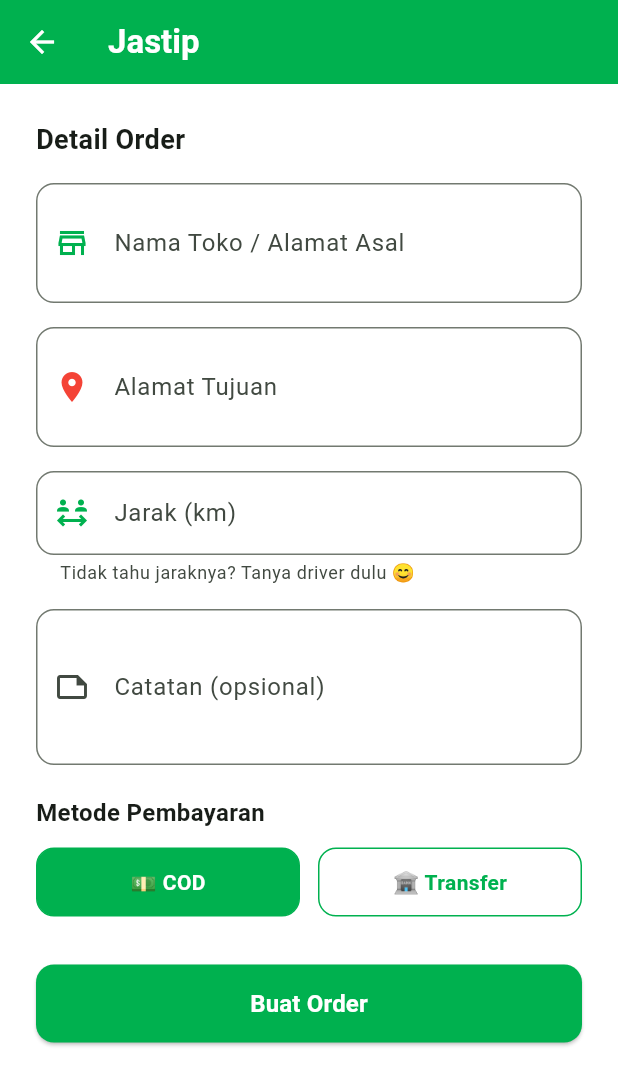
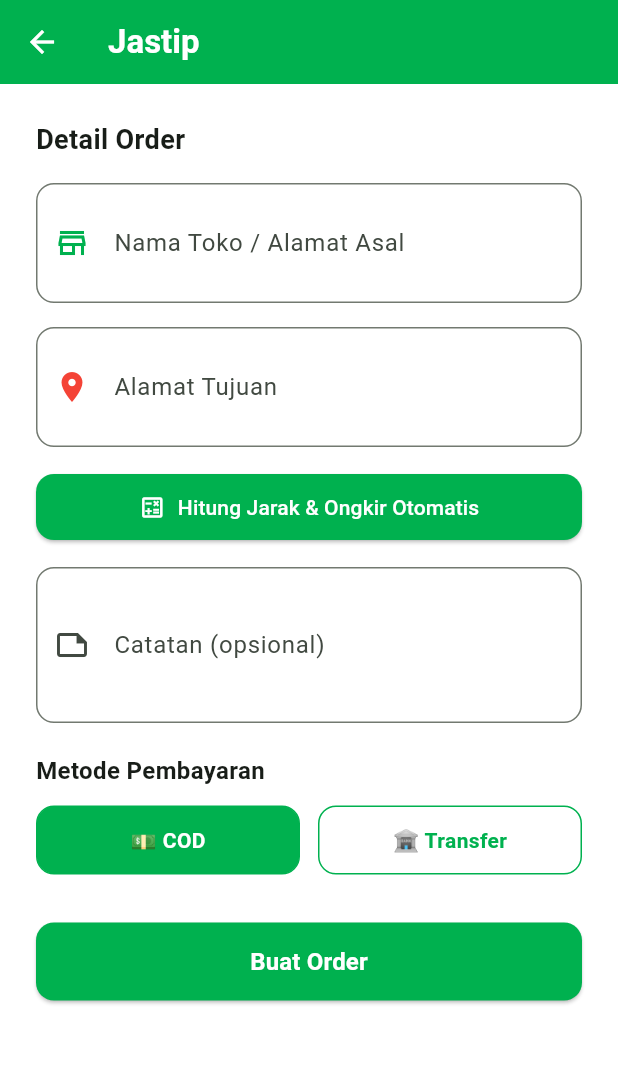
Before and after one commit to Darmi123/titipin, a Flutter app: the OrderPage screen opened directly, on a phone screen of 412 x 824 dp. Shown: the top 1085 px of the screen. Run offline on Flutter 3.47's test engine with Material 3 defaults, Android fonts, the phone set to English and light mode, and no system bars; our stand-ins replace supabase_flutter; accounts and stored records are empty.

Commit message:
Add fitur jarak otomatis

```diff
--- a/titipin_app/lib/order_page.dart
+++ b/titipin_app/lib/order_page.dart
@@ -1,6 +1,7 @@
 import 'package:flutter/material.dart';
 import 'package:supabase_flutter/supabase_flutter.dart';
 import 'notif_service.dart';
+import 'jarak_service.dart';
 
 class OrderPage extends StatefulWidget {
   final String jenisOrder;
@@ -15,12 +16,13 @@ class _OrderPageState extends State<OrderPage> {
   late TextEditingController _alamatAsalController;
   final _alamatTujuanController = TextEditingController();
   final _catatanController = TextEditingController();
-  final _jarakController = TextEditingController();
   String _metodeBayar = 'cod';
   bool _isLoading = false;
+  bool _isHitungJarak = false;
   double _jarak = 0;
   double _ongkir = 0;
   double _jasaTitip = 2000;
+  String _errorJarak = '';
 
   String get _judulOrder {
     switch (widget.jenisOrder) {
@@ -36,15 +38,38 @@ class _OrderPageState extends State<OrderPage> {
   void initState() {
     super.initState();
     _alamatAsalController = TextEditingController(text: widget.namaTokoAwal ?? '');
-    _jarakController.addListener(_hitungOngkir);
   }
 
-  void _hitungOngkir() {
-    final jarak = double.tryParse(_jarakController.text) ?? 0;
+  Future<void> _hitungJarak() async {
+    if (_alamatAsalController.text.isEmpty || _alamatTujuanController.text.isEmpty) {
+      ScaffoldMessenger.of(context).showSnackBar(
+        const SnackBar(content: Text('Isi alamat asal dan tujuan dulu!'), backgroundColor: Colors.red),
+      );
+      return;
+    }
+
     setState(() {
-      _jarak = jarak;
-      _ongkir = jarak * 2500 + 2000;
+      _isHitungJarak = true;
+      _errorJarak = '';
     });
+
+    final hasil = await JarakService.hitungJarak(
+      alamatAsal: _alamatAsalController.text.trim(),
+      alamatTujuan: _alamatTujuanController.text.trim(),
+    );
+
+    if (hasil.containsKey('error')) {
+      setState(() {
+        _errorJarak = hasil['error'];
+        _isHitungJarak = false;
+      });
+    } else {
+      setState(() {
+        _jarak = hasil['jarak_km'];
+        _ongkir = hasil['ongkir'];
+        _isHitungJarak = false;
+      });
+    }
   }
 
   Future<void> _buatOrder() async {
@@ -65,7 +90,7 @@ class _OrderPageState extends State<OrderPage> {
         'jarak_km': _jarak,
         'catatan': _catatanController.text.trim(),
         'metode_bayar': _metodeBayar,
-        'total_biaya': _ongkir + _jasaTitip,
+        'total_biaya': _jarak > 0 ? _ongkir + _jasaTitip : null,
         'status': 'menunggu',
       });
       await NotifService.kirimNotifDriver(
@@ -74,7 +99,7 @@ class _OrderPageState extends State<OrderPage> {
         alamatAsal: _alamatAsalController.text.trim(),
         alamatTujuan: _alamatTujuanController.text.trim(),
         metodeBayar: _metodeBayar,
-        totalBiaya: _ongkir + _jasaTitip,
+        totalBiaya: _jarak > 0 ? _ongkir + _jasaTitip : 0,
       );
       if (mounted) {
         ScaffoldMessenger.of(context).showSnackBar(
@@ -130,34 +155,47 @@ class _OrderPageState extends State<OrderPage> {
               maxLines: 2,
               decoration: InputDecoration(
                 labelText: 'Alamat Tujuan',
+                hintText: 'Contoh: Desa Bojong RT 01 RW 02',
                 prefixIcon: const Icon(Icons.location_on, color: Colors.red),
                 border: OutlineInputBorder(borderRadius: BorderRadius.circular(12)),
               ),
             ),
             const SizedBox(height: 16),
-            TextField(
-              controller: _jarakController,
-              keyboardType: TextInputType.number,
-              decoration: InputDecoration(
-                labelText: 'Jarak (km)',
-                prefixIcon: const Icon(Icons.social_distance_outlined, color: Color(0xFF00B14F)),
-                suffixText: 'km',
-                helperText: 'Tidak tahu jaraknya? Tanya driver dulu 😊',
-                border: OutlineInputBorder(borderRadius: BorderRadius.circular(12)),
+            SizedBox(
+              width: double.infinity,
+              child: ElevatedButton.icon(
+                onPressed: _isHitungJarak ? null : _hitungJarak,
+                icon: _isHitungJarak
+                  ? const SizedBox(width: 16, height: 16, child: CircularProgressIndicator(color: Colors.white, strokeWidth: 2))
+                  : const Icon(Icons.calculate_outlined),
+                label: Text(_isHitungJarak ? 'Menghitung jarak...' : 'Hitung Jarak & Ongkir Otomatis'),
+                style: ElevatedButton.styleFrom(
+                  backgroundColor: const Color(0xFF00B14F),
+                  foregroundColor: Colors.white,
+                  shape: RoundedRectangleBorder(borderRadius: BorderRadius.circular(12)),
+                  padding: const EdgeInsets.symmetric(vertical: 12),
+                ),
               ),
             ),
-            const SizedBox(height: 16),
-            TextField(
-              controller: _catatanController,
-              maxLines: 3,
-              decoration: InputDecoration(
-                labelText: 'Catatan (opsional)',
-                prefixIcon: const Icon(Icons.note_outlined),
-                border: OutlineInputBorder(borderRadius: BorderRadius.circular(12)),
+            if (_errorJarak.isNotEmpty) ...[
+              const SizedBox(height: 8),
+              Container(
+                padding: const EdgeInsets.all(12),
+                decoration: BoxDecoration(
+                  color: Colors.red.withOpacity(0.1),
+                  borderRadius: BorderRadius.circular(8),
+                ),
+                child: Row(
+                  children: [
+                    const Icon(Icons.error_outline, color: Colors.red, size: 16),
+                    const SizedBox(width: 8),
+                    Expanded(child: Text(_errorJarak, style: const TextStyle(color: Colors.red, fontSize: 13))),
+                  ],
+                ),
               ),
-            ),
+            ],
             if (_jarak > 0) ...[
-              const SizedBox(height: 20),
+              const SizedBox(height: 16),
               Container(
                 padding: const EdgeInsets.all(16),
                 decoration: BoxDecoration(
@@ -179,6 +217,16 @@ class _OrderPageState extends State<OrderPage> {
                 ),
               ),
             ],
+            const SizedBox(height: 16),
+            TextField(
+              controller: _catatanController,
+              maxLines: 3,
+              decoration: InputDecoration(
+                labelText: 'Catatan (opsional)',
+                prefixIcon: const Icon(Icons.note_outlined),
+                border: OutlineInputBorder(borderRadius: BorderRadius.circular(12)),
+              ),
+            ),
             const SizedBox(height: 20),
             const Text('Metode Pembayaran', style: TextStyle(fontSize: 16, fontWeight: FontWeight.bold)),
             const SizedBox(height: 12),
@@ -245,6 +293,7 @@ class _OrderPageState extends State<OrderPage> {
                   : const Text('Buat Order', style: TextStyle(fontSize: 16, fontWeight: FontWeight.bold)),
               ),
             ),
+            const SizedBox(height: 32),
           ],
         ),
       ),
@@ -257,7 +306,7 @@ class _OrderPageState extends State<OrderPage> {
       child: Row(
         mainAxisAlignment: MainAxisAlignment.spaceBetween,
         children: [
-          Text(label, style: TextStyle(fontSize: 13, fontWeight: bold ? FontWeight.bold : FontWeight.normal)),
+          Expanded(child: Text(label, style: TextStyle(fontSize: 13, fontWeight: bold ? FontWeight.bold : FontWeight.normal))),
           Text(nilai, style: TextStyle(fontSize: 13, fontWeight: bold ? FontWeight.bold : FontWeight.normal, color: bold ? const Color(0xFF00B14F) : null)),
         ],
       ),
```
Also changed, not shown: titipin_app/lib/jarak_service.dart (added, +99 -0 lines), docs/assets/fonts/MaterialIcons-Regular.otf, 2 other files.
